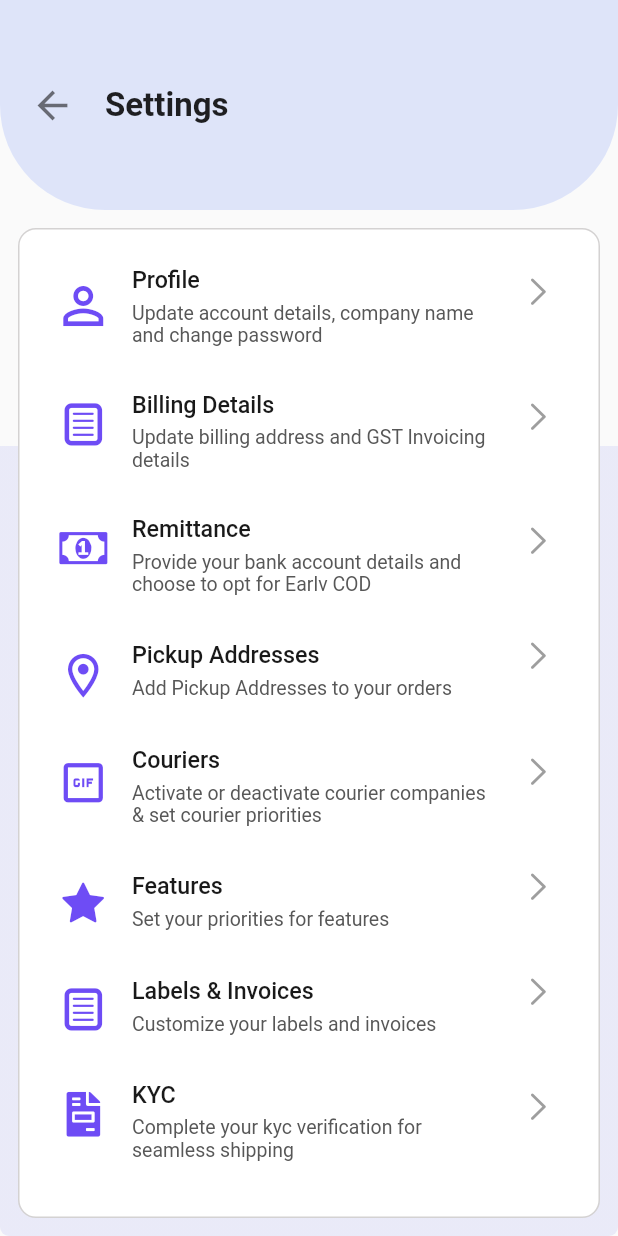
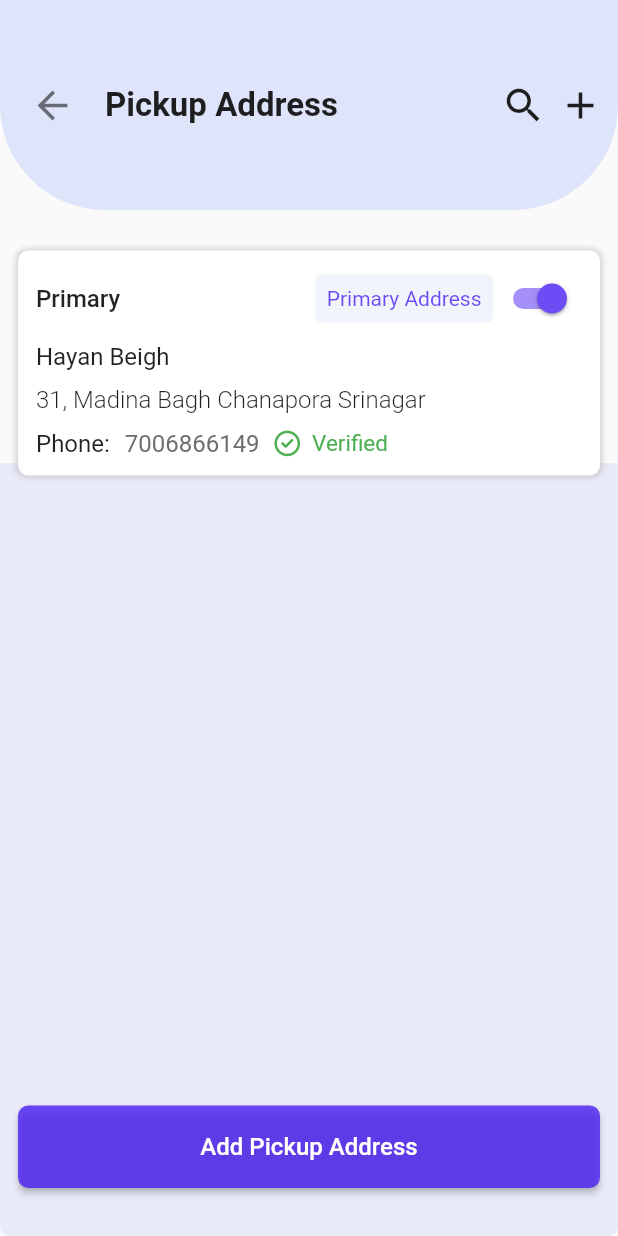
Before and after one commit to hayanbeigh0/Shiprocket, a Flutter app: the SettingsScreen screen opened directly, after a tap on "Pickup Addresses", on a phone screen of 412 x 824 dp. Run offline on Flutter 3.47's test engine with Material 2 defaults, Android fonts, the phone set to English and light mode, and no system bars; our stand-ins replace camera, contained_tab_bar_view, dotted_border, dropdown_button2, font_awesome_flutter, grouped_list and 6 more; missing offline and left inert: mobile_scanner.

Commit message:
Pickup address screen created

```diff
--- a/lib/screens/courier_priorities.dart
+++ b/lib/screens/courier_priorities.dart
@@ -1,7 +1,7 @@
 import 'package:flutter/material.dart';
-import 'package:shiprocket/my_bus_icons.dart';
-import 'package:shiprocket/my_icons_icons.dart';
-import 'package:shiprocket/utils/color.dart';
+import '/my_bus_icons.dart';
+import '/my_icons_icons.dart';
+import '/utils/color.dart';
 
 import '../utils/box_styles.dart';
 
--- /dev/null
+++ b/lib/screens/pickup_address.dart
@@ -0,0 +1,227 @@
+import 'package:flutter/material.dart';
+import 'package:font_awesome_flutter/font_awesome_flutter.dart';
+import 'package:shiprocket/utils/color.dart';
+
+import '../widgets/common_top_bar.dart';
+
+class PickupAddress extends StatelessWidget {
+  const PickupAddress({super.key});
+
+  @override
+  Widget build(BuildContext context) {
+    return Scaffold(
+      body: Column(
+        children: [
+          CommonTopBar(
+            title: 'Pickup Address',
+            trailingWidget: Row(
+              children: [
+                Icon(
+                  Icons.search,
+                  size: 30,
+                ),
+                SizedBox(
+                  width: 8,
+                ),
+                Icon(
+                  Icons.add,
+                  size: 30,
+                ),
+                SizedBox(
+                  width: 10,
+                ),
+              ],
+            ),
+          ),
+          const SizedBox(
+            height: 15,
+          ),
+          Expanded(
+            child: Container(
+              width: double.infinity,
+              padding: const EdgeInsets.all(12.0),
+              decoration: BoxDecoration(
+                borderRadius: BorderRadius.circular(6.0),
+                gradient: const LinearGradient(
+                  begin: FractionalOffset.topCenter,
+                  end: FractionalOffset.bottomCenter,
+                  colors: [
+                    Colors.transparent,
+                    Colors.transparent,
+                    Color.fromARGB(119, 215, 216, 246),
+                    Color.fromARGB(119, 215, 216, 246),
+                  ],
+                  stops: [
+                    0.0,
+                    0.23,
+                    0.23,
+                    1.0,
+                  ],
+                ),
+              ),
+              child: Column(
+                children: [
+                  Container(
+                    width: double.infinity,
+                    padding: EdgeInsets.only(
+                      left: 12,
+                      right: 12,
+                      top: 8,
+                      bottom: 12,
+                    ),
+                    decoration: BoxDecoration(
+                      boxShadow: [
+                        BoxShadow(
+                          blurRadius: 3,
+                          spreadRadius: 1,
+                          color: Color.fromARGB(124, 158, 158, 158),
+                        )
+                      ],
+                      color: Colors.white,
+                      borderRadius: BorderRadius.circular(7),
+                    ),
+                    child: Column(
+                      crossAxisAlignment: CrossAxisAlignment.start,
+                      children: [
+                        SizedBox(
+                          width: double.infinity,
+                          child: Row(
+                            mainAxisAlignment: MainAxisAlignment.spaceBetween,
+                            children: [
+                              Text(
+                                'Primary',
+                                style: TextStyle(
+                                  fontSize: 16,
+                                  fontWeight: FontWeight.w500,
+                                ),
+                              ),
+                              Row(
+                                children: [
+                                  Container(
+                                    decoration: BoxDecoration(
+                                      color: Color.fromARGB(23, 98, 144, 209),
+                                      borderRadius: BorderRadius.circular(5),
+                                    ),
+                                    padding: EdgeInsets.all(8),
+                                    child: Text(
+                                      'Primary Address',
+                                      style: TextStyle(
+                                        color: ColorStyle.colorPrimary,
+                                      ),
+                                    ),
+                                  ),
+                                  Switch(
+                                    activeColor: ColorStyle.colorPrimary,
+                                    value: true,
+                                    onChanged: (value) {},
+                                  )
+                                ],
+                              )
+                            ],
+                          ),
+                        ),
+                        SizedBox(
+                          height: 5,
+                        ),
+                        Text(
+                          'Hayan Beigh',
+                          style: TextStyle(
+                            fontSize: 16,
+                            fontWeight: FontWeight.w400,
+                          ),
+                        ),
+                        SizedBox(
+                          height: 10,
+                        ),
+                        Text(
+                          '31, Madina Bagh Chanapora Srinagar',
+                          style: TextStyle(
+                            fontSize: 16,
+                            fontWeight: FontWeight.w300,
+                          ),
+                        ),
+                        SizedBox(
+                          height: 10,
+                        ),
+                        Row(
+                          children: [
+                            Text(
+                              'Phone:',
+                              style: TextStyle(
+                                fontSize: 16,
+                                fontWeight: FontWeight.w400,
+                              ),
+                            ),
+                            SizedBox(
+                              width: 10,
+                            ),
+                            Text(
+                              '7006866149',
+                              style: TextStyle(
+                                fontSize: 16,
+                                fontWeight: FontWeight.w400,
+                                color: Color.fromARGB(255, 111, 110, 110),
+                              ),
+                            ),
+                            SizedBox(
+                              width: 10,
+                            ),
+                            Row(
+                              children: [
+                                Icon(
+                                  FontAwesomeIcons.checkCircle,
+                                  color: Colors.green,
+                                  size: 17,
+                                ),
+                                SizedBox(
+                                  width: 8,
+                                ),
+                                Text(
+                                  'Verified',
+                                  style: TextStyle(
+                                    fontSize: 15,
+                                    fontWeight: FontWeight.w400,
+                                    color: Colors.green,
+                                  ),
+                                ),
+                              ],
+                            )
+                          ],
+                        )
+                      ],
+                    ),
+                  ),
+                  Expanded(
+                    child: SizedBox(),
+                  ),
+                  SizedBox(
+                    width: double.infinity,
+                    height: 55,
+                    child: ElevatedButton(
+                      style: ElevatedButton.styleFrom(
+                        backgroundColor: ColorStyle.colorPrimary,
+                        shape: RoundedRectangleBorder(
+                          borderRadius: BorderRadius.circular(7),
+                        ),
+                      ),
+                      onPressed: () {},
+                      child: Text(
+                        'Add Pickup Address',
+                        style: TextStyle(
+                          fontSize: 16,
+                        ),
+                      ),
+                    ),
+                  ),
+                  SizedBox(
+                    height: 20,
+                  ),
+                ],
+              ),
+            ),
+          ),
+        ],
+      ),
+    );
+  }
+}
--- a/lib/screens/settings_screen.dart
+++ b/lib/screens/settings_screen.dart
@@ -1,6 +1,7 @@
 import 'package:flutter/cupertino.dart';
 import 'package:flutter/material.dart';
 import 'package:shiprocket/my_icons_icons.dart';
+import 'package:shiprocket/screens/pickup_address.dart';
 import '/screens/account_details_screen.dart';
 import '/screens/bank_account_details_screen.dart';
 import '/screens/billing_address_screen.dart';
@@ -335,7 +336,11 @@ class _SettingsScreenState extends State<SettingsScreen> {
                             segmentTitle: 'Pickup Addresses',
                             segmentDescription:
                                 'Add Pickup Addresses to your orders',
-                            onTap: () {},
+                            onTap: () {
+                              Navigator.of(context).push(MaterialPageRoute(
+                                builder: (context) => PickupAddress(),
+                              ));
+                            },
                           ),
                           SettingsScreenSegment(
                             icon: Icon(
```
Also changed, not shown: lib/screens/add_pickup_address.dart (added).
